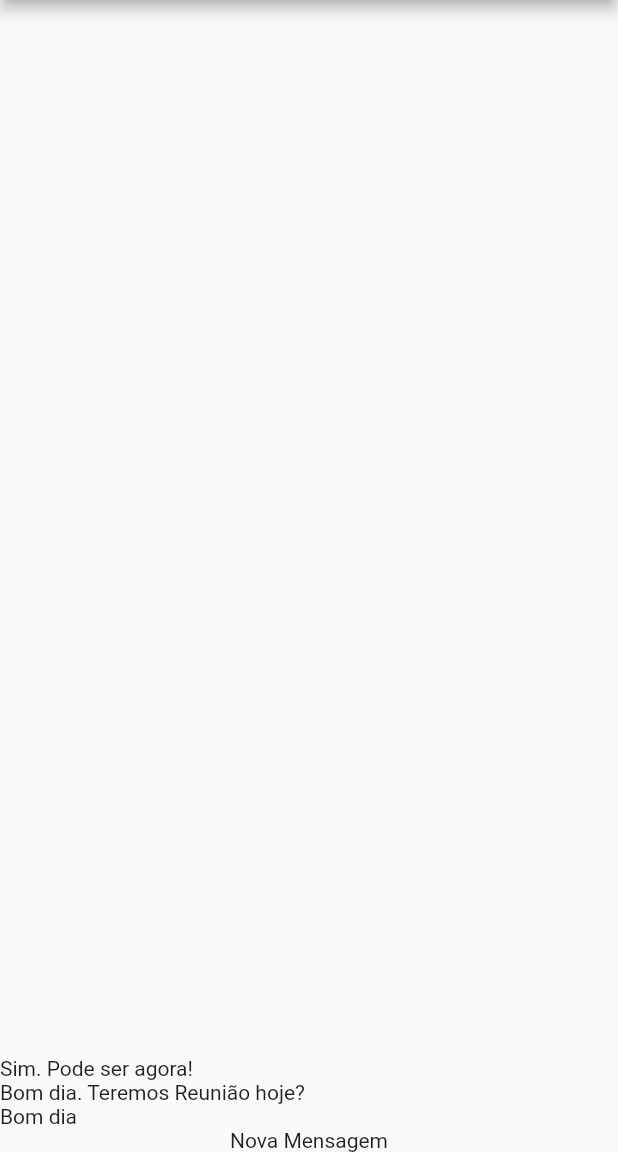
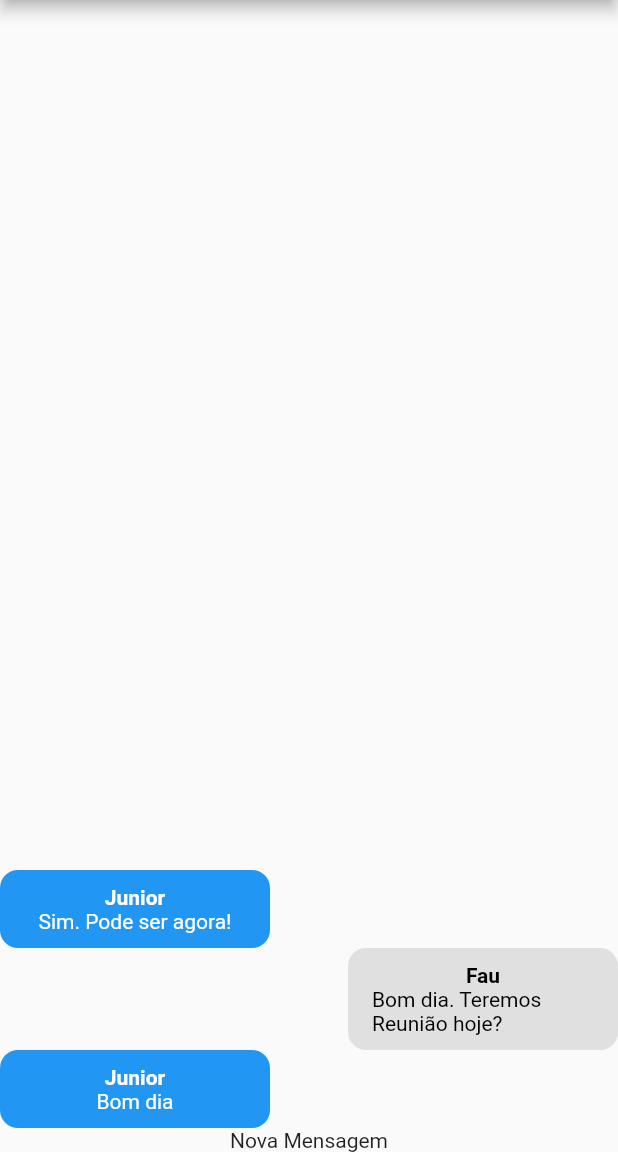
Before and after one commit to absjuniordev/chat, a Flutter app: the screen it shows after launch, on a phone screen of 412 x 824 dp, the part 84-1236 px from its top. Run offline on Flutter 3.47's test engine with Material 2 defaults, Android fonts, the phone set to English and light mode, and no system bars; our stand-ins replace image_picker; accounts and stored records are empty.

Commit message:
Componente Message Bubble #01

```diff
--- /dev/null
+++ b/lib/coponents/message_bubble.dart
@@ -0,0 +1,54 @@
+import 'package:chat/core/models/chat_message.dart';
+import 'package:flutter/material.dart';
+
+class MessageBubble extends StatelessWidget {
+  final ChatMessage message;
+  final bool belongsToCurrentUser;
+  const MessageBubble({
+    required this.message,
+    required this.belongsToCurrentUser,
+    super.key,
+  });
+
+  @override
+  Widget build(BuildContext context) {
+    return Row(
+      mainAxisAlignment: belongsToCurrentUser
+          ? MainAxisAlignment.end
+          : MainAxisAlignment.start,
+      children: [
+        Container(
+          decoration: BoxDecoration(
+            color: belongsToCurrentUser
+                ? Colors.grey.shade300
+                : Theme.of(context).primaryColor,
+            borderRadius: const BorderRadius.all(
+              Radius.circular(12),
+            ),
+          ),
+          width: 180,
+          padding: const EdgeInsets.symmetric(
+            vertical: 10,
+            horizontal: 16,
+          ),
+          child: Column(
+            children: [
+              Text(
+                message.userName,
+                style: TextStyle(
+                    color: belongsToCurrentUser ? Colors.black : Colors.white,
+                    fontWeight: FontWeight.bold),
+              ),
+              Text(
+                message.text,
+                style: TextStyle(
+                  color: belongsToCurrentUser ? Colors.black : Colors.white,
+                ),
+              ),
+            ],
+          ),
+        ),
+      ],
+    );
+  }
+}
--- a/lib/coponents/messages.dart
+++ b/lib/coponents/messages.dart
@@ -1,4 +1,6 @@
+import 'package:chat/coponents/message_bubble.dart';
 import 'package:chat/core/models/chat_message.dart';
+import 'package:chat/core/services/auth/auth_service.dart';
 import 'package:chat/core/services/chat/chat_service.dart';
 import 'package:flutter/material.dart';
 
@@ -7,6 +9,7 @@ class Messages extends StatelessWidget {
 
   @override
   Widget build(BuildContext context) {
+    final currentUser = AuthService().currentUser;
     return StreamBuilder<List<ChatMessage>>(
       stream: ChatService().messagesStrem(),
       builder: (ctx, snapshot) {
@@ -17,9 +20,14 @@ class Messages extends StatelessWidget {
         } else {
           final msgs = snapshot.data!;
           return ListView.builder(
-              reverse: true,
-              itemCount: msgs.length,
-              itemBuilder: (ctx, i) => Text(msgs[i].text));
+            reverse: true,
+            itemCount: msgs.length,
+            itemBuilder: (ctx, i) => MessageBubble(
+              key: ValueKey(msgs[i].id),
+              message: msgs[i],
+              belongsToCurrentUser: currentUser?.id == msgs[i].userId,
+            ),
+          );
         }
       },
     );
--- a/lib/core/services/auth/auth_mock_service.dart
+++ b/lib/core/services/auth/auth_mock_service.dart
@@ -1,19 +1,18 @@
 import 'dart:async';
 import 'dart:io';
 import 'dart:math';
-
 import 'package:chat/core/services/auth/auth_service.dart';
 import '../../models/chat_user.dart';
 
 class AuthMockService implements AuthService {
-  static final _defaultUser = ChatUser(
-    id: '1',
-    name: 'Teste',
-    email: 'Teste@teste.com',
+  static const _defaultUser = ChatUser(
+    id: '456',
+    name: 'Fau',
+    email: 'fua@hotmail.com',
     imageURL: 'assets/images/avatar.png',
   );
 
-  static Map<String, ChatUser> _users = {
+  static final Map<String, ChatUser> _users = {
     _defaultUser.email: _defaultUser,
   };
   static ChatUser? _currentUser;
```
